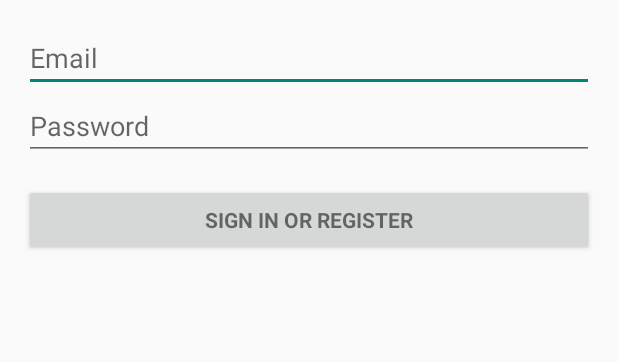
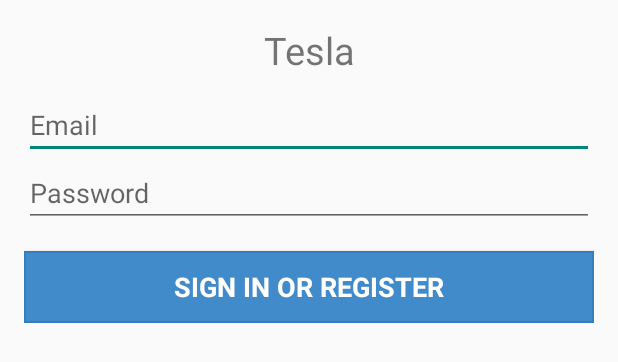
Before and after one commit to praneetloke/MyTesla, an Android app: the layout activity_login.xml on its own in the app's theme, with its tools: preview values and no code run, on a phone screen of 412 x 824 dp. Shown: the top 362 px of the screen. Run offline under Robolectric (Android 15) with nearby library versions, the phone set to English and light mode, and no system bars.

Commit message:
Added Bootstrap button style for login button. Added a custom progress spinner. Added a CookieManager which will persist the cookies to SharedPrefs. Updated Readme.

```diff
--- /dev/null
+++ b/app/src/main/res/drawable/btn_primary_selector.xml
@@ -0,0 +1,20 @@
+<?xml version="1.0" encoding="utf-8"?>
+<selector xmlns:android="http://schemas.android.com/apk/res/android">
+
+    <item android:state_pressed="true"><shape>
+        <solid android:color="@color/bbutton_primary_pressed" />
+        <stroke android:width="1dp" android:color="@color/bbutton_primary_edge" />
+    </shape></item>
+
+    <item android:state_enabled="false"><shape>
+        <solid android:color="@color/bbutton_primary_disabled" />
+        <stroke android:width="1dp" android:color="@color/bbutton_primary_disabled_edge" />
+    </shape></item>
+
+
+    <item><shape>
+        <solid android:color="@color/bbutton_primary" />
+        <stroke android:width="1dp" android:color="@color/bbutton_primary_edge" />
+    </shape></item>
+
+</selector>
--- /dev/null
+++ b/app/src/main/res/drawable/loader_ring.xml
@@ -0,0 +1,23 @@
+<?xml version="1.0" encoding="utf-8"?>
+<rotate xmlns:android="http://schemas.android.com/apk/res/android"
+    android:fromDegrees="0"
+    android:pivotX="50%"
+    android:pivotY="50%"
+    android:toDegrees="360" >
+
+    <shape
+        android:innerRadiusRatio="3"
+        android:shape="ring"
+        android:thicknessRatio="9"
+        android:useLevel="false">
+
+        <gradient
+            android:centerColor="@color/color_preloader_center"
+            android:centerY="0.50"
+            android:endColor="@color/color_preloader_end"
+            android:startColor="@color/color_preloader_start"
+            android:type="sweep"
+            android:useLevel="false" />
+    </shape>
+
+</rotate>
--- a/app/src/main/res/layout/activity_login.xml
+++ b/app/src/main/res/layout/activity_login.xml
@@ -1,5 +1,6 @@
 <LinearLayout xmlns:android="http://schemas.android.com/apk/res/android"
     xmlns:tools="http://schemas.android.com/tools"
+    xmlns:app="http://schemas.android.com/apk/res-auto"
     android:layout_width="match_parent"
     android:layout_height="match_parent"
     android:gravity="center_horizontal"
@@ -10,26 +11,39 @@
     android:paddingTop="@dimen/activity_vertical_margin"
     tools:context="com.myappfactory.tesla.LoginActivity">
 
-    <!-- Login progress -->
-    <ProgressBar
-        android:id="@+id/login_progress"
-        style="?android:attr/progressBarStyleLarge"
-        android:layout_width="wrap_content"
-        android:layout_height="wrap_content"
-        android:layout_marginBottom="8dp"
-        android:visibility="gone"/>
+    <LinearLayout
+        android:id="@+id/progress_container"
+        android:layout_width="match_parent"
+        android:layout_height="match_parent"
+        android:gravity="center_horizontal"
+        android:visibility="gone">
+        <ProgressBar
+            android:id="@+id/login_progress"
+            android:layout_width="100dp"
+            android:layout_height="100dp"
+            android:indeterminateDrawable="@drawable/loader_ring"
+            android:layout_gravity="center_vertical"/>
+    </LinearLayout>
 
     <ScrollView
         android:id="@+id/login_form"
         android:layout_width="match_parent"
-        android:layout_height="match_parent"
-        >
+        android:layout_height="match_parent">
 
             <LinearLayout
                 android:id="@+id/email_login_form"
                 android:layout_width="match_parent"
-                android:layout_height="wrap_content"
+                android:layout_height="match_parent"
                 android:orientation="vertical">
+
+                <TextView
+                    android:id="@+id/teslaTitle"
+                    android:layout_width="fill_parent"
+                    android:layout_height="wrap_content"
+                    android:text="@string/app_name"
+                    android:textSize="25sp"
+                    android:paddingBottom="10sp"
+                    android:gravity="center_horizontal"/>
 
                 <AutoCompleteTextView
                     android:id="@+id/email"
@@ -59,7 +73,10 @@
                     android:layout_height="wrap_content"
                     android:layout_marginTop="16dp"
                     android:text="@string/action_sign_in"
-                    android:textStyle="bold"/>
+                    android:textColor="@android:color/white"
+                    android:textStyle="bold"
+                    android:textSize="18sp"
+                    android:background="@drawable/btn_primary_selector"/>
 
             </LinearLayout>
     </ScrollView>
--- /dev/null
+++ b/app/src/main/res/values/colors.xml
@@ -0,0 +1,12 @@
+<?xml version="1.0" encoding="utf-8"?>
+<resources>
+    <color name="bbutton_primary">#ff428bca</color>
+    <color name="bbutton_primary_edge">#ff357ebd</color>
+    <color name="bbutton_primary_pressed">#ff3276b1</color>
+    <color name="bbutton_primary_pressed_edge">#ff285e8e</color>
+    <color name="bbutton_primary_disabled">#a5428bca</color>
+    <color name="bbutton_primary_disabled_edge">#a5357ebd</color>
+    <color name="color_preloader_start">#000000</color>
+    <color name="color_preloader_center">#000000</color>
+    <color name="color_preloader_end">#ff56a9c7</color>
+</resources>
--- a/app/src/main/res/values/strings_activity_login.xml
+++ b/app/src/main/res/values/strings_activity_login.xml
@@ -1,14 +1,17 @@
 <resources>
-        <string name="title_activity_login">My Tesla</string>
+    <string name="title_activity_login">My Tesla</string>
 
     <!-- Strings related to login -->
     <string name="prompt_email">Email</string>
     <string name="prompt_password">Password</string>
     <string name="action_sign_in">Sign in or register</string>
     <string name="action_sign_in_short">Sign in</string>
+    <string name="Complete">Complete</string>
+    <string name="Error">Error</string>
 
     <string name="error_invalid_email">This email address is invalid</string>
     <string name="error_invalid_password">This password is too short</string>
     <string name="error_incorrect_password">This password is incorrect</string>
     <string name="error_field_required">This field is required</string>
+    <string name="error_login_failed">Email or Password is incorrect</string>
 </resources>
```
Also changed, not shown: app/src/main/java/com/myappfactory/tesla/LoginActivity.java (+39 -20 lines), app/src/main/java/com/myappfactory/tesla/TeslaApplication.java (+29 -0 lines), app/src/main/java/com/myappfactory/tesla/api/CookieManager.java (added, +9 -0 lines), app/src/main/assets/fonts/TeslaNikolaCaps.ttf (added), app/src/main/assets/fonts/license.txt (added), app/src/main/assets/fonts/readme.txt (added), 1 other file.
